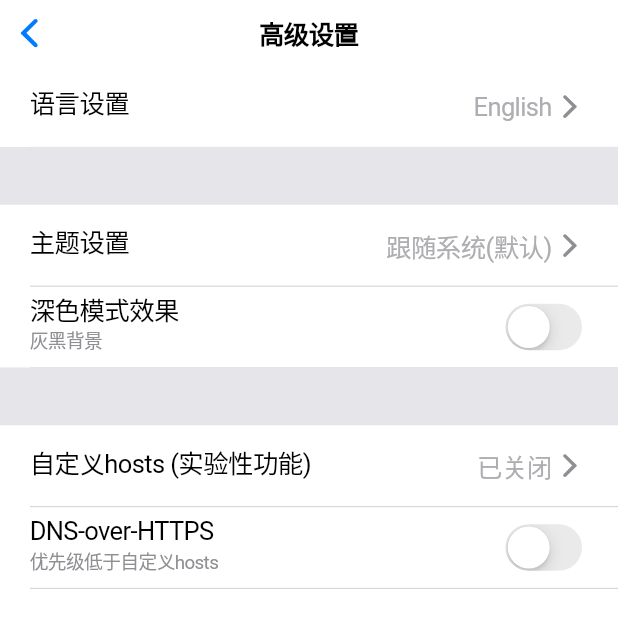
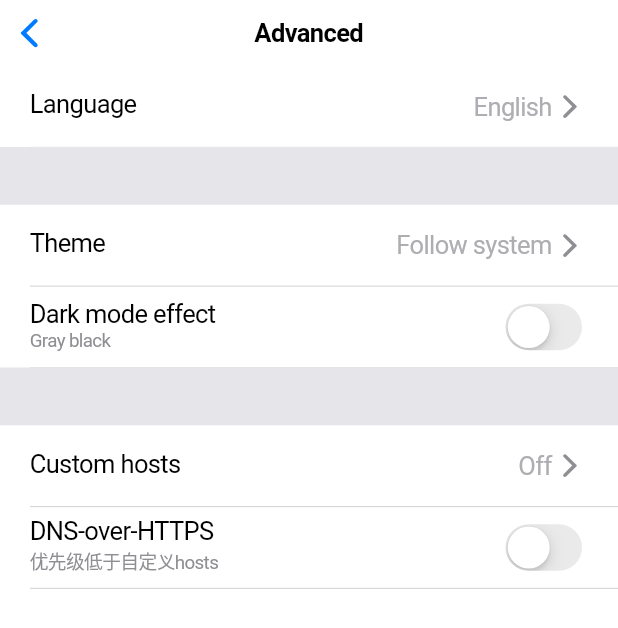
Before and after one commit to 3003h/Eros-FE, a Flutter app: the AdvancedSettingPage screen opened by its route, on a phone screen of 412 x 824 dp. Shown: the top 628 px of the screen. Run offline on Flutter 3.47's test engine with Material 2 defaults, Android fonts, the phone set to English and light mode, and no system bars; drawn by our look-alikes of oktoast; our stand-ins replace cached_network_image, cookie_jar, device_preview, dio, dio_cookie_manager, extended_image and 18 more; missing offline and left inert: dio_http_cache, dns_client, enum_to_string, flutter_vibrate, linkify, logger_flutter and 3 more; accounts and stored records are empty; generated files the repository leaves out were written again; statements that could not run were skipped.

Commit message:
更新部分翻译

```diff
--- a/lib/l10n/intl_en.arb
+++ b/lib/l10n/intl_en.arb
@@ -24,5 +24,25 @@
   "all_comment": "All Comment",
   "all_preview": "All Preview",
   "morePreviews": "More previews",
-  "noMorePreviews": "No more previews"
+  "noMorePreviews": "No more previews",
+  "eh": "E·H",
+  "download": "Download",
+  "advanced": "Advanced",
+  "about": "About",
+  "preload_image": "Preload image",
+  "language": "Language",
+  "theme": "Theme",
+  "follow_system": "Follow system",
+  "light": "Ligth",
+  "dark": "Dark",
+  "custom_hosts": "Custom hosts",
+  "cancel": "Cancel",
+  "ok": "OK",
+  "delete": "Delete",
+  "on": "On",
+  "off": "Off",
+  "dark_mode_effect": "Dark mode effect",
+  "gray_black": "Gray black",
+  "pure_black": "Pure black"
+
 }
--- a/lib/l10n/intl_zh_CN.arb
+++ b/lib/l10n/intl_zh_CN.arb
@@ -24,5 +24,24 @@
   "all_comment": "所有评论",
   "all_preview": "所有预览",
   "morePreviews": "更多预览",
-  "noMorePreviews": "无更多预览"
+  "noMorePreviews": "无更多预览",
+  "eh": "E·H",
+  "download": "下载",
+  "advanced": "高级",
+  "about": "关于",
+  "preload_image": "预载图片数量",
+  "language": "语言设置",
+  "theme": "主题",
+  "follow_system": "跟随系统",
+  "light": "浅色模式",
+  "dark": "深色模式",
+  "custom_hosts": "自定义hosts",
+  "cancel": "取消",
+  "ok": "确定",
+  "delete": "删除",
+  "on": "打开",
+  "off": "关闭",
+  "dark_mode_effect": "深色模式效果",
+  "gray_black": "灰黑",
+  "pure_black": "纯黑"
 }
--- a/lib/l10n/messages.dart
+++ /dev/null
@@ -1,63 +0,0 @@
-import 'package:get/get.dart';
-
-class Messages extends Translations {
-  @override
-  Map<String, Map<String, String>> get keys => {
-        'zh_CN': {
-          'app_title': 'FEhViewer',
-          'welcome_text': '小撸怡情~大撸伤身~强撸灰飞烟灭~~',
-          'tab_popular': '热门',
-          'tab_gallery': '画廊',
-          'tab_favorite': '收藏',
-          'tab_history': '历史',
-          'tab_setting': '设置',
-          'favcat': '收藏夹',
-          'notFav': '未收藏',
-          'all_Favorites': '所有收藏',
-          'processing': '处理中',
-          'user_login': '用户登录',
-          'pls_i_username': '请输入用户名',
-          'pls_i_passwd': '请输入密码',
-          'user_name': '用户名',
-          'passwd': '密码',
-          'login': '登录',
-          'not_login': '未登录',
-          'login_web': '通过网页登录',
-          'double_click_back': '再按一次返回退出',
-          'READ': '阅读',
-          'gallery_comments': '画廊评论',
-          'all_comment': '所有评论',
-          'all_preview': '所有预览',
-          'morePreviews': '更多预览',
-          'noMorePreviews': '无更多预览'
-        },
-        'en_US': {
-          'app_title': 'FEhViewer',
-          'welcome_text': '~oh~ oh~ oh~~~',
-          'tab_popular': 'Popular',
-          'tab_gallery': 'Gallery',
-          'tab_favorite': 'Favorites',
-          'tab_history': 'History',
-          'tab_setting': 'Settings',
-          'favcat': 'Favorites',
-          'notFav': 'Not Favorited',
-          'all_Favorites': 'All Favorites',
-          'processing': 'Processing',
-          'user_login': 'User Sign',
-          'pls_i_username': 'Please enter user name',
-          'pls_i_passwd': 'Please enter your password',
-          'user_name': 'Username',
-          'passwd': 'Password',
-          'login': 'Sign',
-          'not_login': 'Not Login',
-          'login_web': 'Sign in on the web',
-          'double_click_back': 'Press again to exit',
-          'READ': 'READ',
-          'gallery_comments': 'Gallery Comments',
-          'all_comment': 'All Comment',
-          'all_preview': 'All Preview',
-          'morePreviews': 'More previews',
-          'noMorePreviews': 'No more previews'
-        }
-      };
-}
--- a/lib/pages/setting/about_page.dart
+++ b/lib/pages/setting/about_page.dart
@@ -1,6 +1,7 @@
 import 'dart:io';
 
 import 'package:fehviewer/common/controller/ehconfig_controller.dart';
+import 'package:fehviewer/generated/l10n.dart';
 import 'package:fehviewer/pages/setting/setting_base.dart';
 import 'package:fehviewer/utils/cust_lib/flutter_egg.dart';
 import 'package:fehviewer/utils/logger.dart';
@@ -12,13 +13,11 @@ import 'package:get/get.dart';
 import 'package:url_launcher/url_launcher.dart';
 
 class AboutPage extends StatelessWidget {
-  final String _title = '关于';
-
   @override
   Widget build(BuildContext context) {
     final CupertinoPageScaffold cps = CupertinoPageScaffold(
         navigationBar: CupertinoNavigationBar(
-          middle: Text(_title),
+          middle: Text(S.of(context).about),
         ),
         child: SafeArea(
           child: ListViewAbout(),
--- a/lib/pages/setting/advanced_setting_page.dart
+++ b/lib/pages/setting/advanced_setting_page.dart
@@ -5,6 +5,7 @@ import 'package:fehviewer/common/controller/ehconfig_controller.dart';
 import 'package:fehviewer/common/controller/local_controller.dart';
 import 'package:fehviewer/common/controller/theme_controller.dart';
 import 'package:fehviewer/common/global.dart';
+import 'package:fehviewer/generated/l10n.dart';
 import 'package:fehviewer/pages/setting/custom_hosts_page.dart';
 import 'package:fehviewer/utils/logger.dart';
 import 'package:fehviewer/values/theme_colors.dart';
@@ -22,14 +23,12 @@ class AdvancedSettingPage extends StatefulWidget {
 }
 
 class AdvancedSettingPageState extends State<AdvancedSettingPage> {
-  final String _title = '高级设置';
-
   @override
   Widget build(BuildContext context) {
     final CupertinoPageScaffold cps = CupertinoPageScaffold(
         navigationBar: CupertinoNavigationBar(
           transitionBetweenRoutes: true,
-          middle: Text(_title),
+          middle: Text(S.of(context).advanced),
         ),
         child: SafeArea(
           child: ListViewAdvancedSetting(),
@@ -73,11 +72,11 @@ class ListViewAdvancedSetting extends StatelessWidget {
           ),
           _buildThemeItem(context),
           Obx(() => TextSwitchItem(
-                '深色模式效果',
+                S.of(context).dark_mode_effect,
                 intValue: ehConfigController.isPureDarkTheme.value,
                 onChanged: _handlePureDarkChanged,
-                desc: '灰黑背景',
-                descOn: '纯黑背景',
+                desc: S.of(context).gray_black,
+                descOn: S.of(context).pure_black,
               )),
           Divider(
             height: 38,
@@ -86,9 +85,10 @@ class ListViewAdvancedSetting extends StatelessWidget {
                 CupertinoColors.systemGrey5, context),
           ),
           Obx(() => SelectorSettingItem(
-                title: '自定义hosts (实验性功能)',
-                selector:
-                    dnsConfigController.enableCustomHosts.value ? '已开启' : '已关闭',
+                title: S.of(context).custom_hosts,
+                selector: dnsConfigController.enableCustomHosts.value
+                    ? S.of(context).on
+                    : S.of(context).off,
                 onTap: () {
                   Get.to(CustomHostsPage());
                 },
@@ -107,10 +107,10 @@ class ListViewAdvancedSetting extends StatelessWidget {
   /// 语言设置部件
   Widget _buildLanguageItem(BuildContext context) {
     final LocaleController localeController = Get.find();
-    const String _title = '语言设置';
+    final String _title = S.of(context).language;
 
     final Map<String, String> localeMap = <String, String>{
-      '': '系统语言(默认)',
+      '': S.of(context).follow_system,
       'zh_CN': '简体中文',
       'en_US': 'English',
     };
@@ -130,12 +130,11 @@ class ListViewAdvancedSetting extends StatelessWidget {
           context: context,
           builder: (BuildContext context) {
             final CupertinoActionSheet dialog = CupertinoActionSheet(
-              title: const Text('语言选择'),
               cancelButton: CupertinoActionSheetAction(
                   onPressed: () {
                     Get.back();
                   },
-                  child: const Text('取消')),
+                  child: Text(S.of(context).cancel)),
               actions: <Widget>[
                 ..._getLocaleList(context),
               ],
@@ -160,13 +159,13 @@ class ListViewAdvancedSetting extends StatelessWidget {
 
   /// 主题设置部件
   Widget _buildThemeItem(BuildContext context) {
-    const String _title = '主题设置';
+    final String _title = S.of(context).theme;
     final ThemeController themeController = Get.find();
 
     final Map<ThemesModeEnum, String> themeMap = <ThemesModeEnum, String>{
-      ThemesModeEnum.system: '跟随系统(默认)',
-      ThemesModeEnum.ligthMode: '浅色模式',
-      ThemesModeEnum.darkMode: '深色模式',
+      ThemesModeEnum.system: S.of(context).follow_system,
+      ThemesModeEnum.ligthMode: S.of(context).light,
+      ThemesModeEnum.darkMode: S.of(context).dark,
     };
 
     List<Widget> _getThemeList(BuildContext context) {
@@ -184,12 +183,11 @@ class ListViewAdvancedSetting extends StatelessWidget {
           context: context,
           builder: (BuildContext context) {
             final CupertinoActionSheet dialog = CupertinoActionSheet(
-              title: const Text('主题选择'),
               cancelButton: CupertinoActionSheetAction(
                   onPressed: () {
                     Get.back();
                   },
-                  child: const Text('取消')),
+                  child: Text(S.of(context).cancel)),
               actions: <Widget>[
                 ..._getThemeList(context),
               ],
--- a/lib/pages/setting/custom_hosts_page.dart
+++ b/lib/pages/setting/custom_hosts_page.dart
@@ -2,6 +2,7 @@ import 'dart:io';
 
 import 'package:fehviewer/common/controller/dnsconfig_controller.dart';
 import 'package:fehviewer/common/global.dart';
+import 'package:fehviewer/generated/l10n.dart';
 import 'package:fehviewer/models/dnsCache.dart';
 import 'package:fehviewer/pages/setting/setting_base.dart';
 import 'package:flutter/cupertino.dart';
@@ -11,10 +12,9 @@ import 'package:font_awesome_flutter/font_awesome_flutter.dart';
 import 'package:get/get.dart';
 
 class CustomHostsPage extends StatelessWidget {
-  final String _title = '自定义hosts';
-
   @override
   Widget build(BuildContext context) {
+    final String _title = S.of(context).custom_hosts;
     final DnsConfigController dnsConfigController = Get.find();
 
     void _handleEnableCustomHostDarkChanged(bool value) {
@@ -43,8 +43,6 @@ class CustomHostsPage extends StatelessWidget {
                     _title,
                     intValue: dnsConfigController.enableCustomHosts.value,
                     onChanged: _handleEnableCustomHostDarkChanged,
-                    // desc: '已关闭',
-                    // descOn: '已开启',
                   )),
               Divider(
                 height: 38,
@@ -89,7 +87,7 @@ class CustomHostsListView extends StatelessWidget {
                 actionExtentRatio: 0.25,
                 secondaryActions: <Widget>[
                   IconSlideAction(
-                    caption: '删除',
+                    caption: S.of(context).delete,
                     color: CupertinoDynamicColor.resolve(
                         CupertinoColors.systemRed, context),
                     icon: Icons.delete,
--- a/lib/pages/setting/download_setting_page.dart
+++ b/lib/pages/setting/download_setting_page.dart
@@ -1,17 +1,17 @@
 import 'package:fehviewer/common/controller/ehconfig_controller.dart';
+import 'package:fehviewer/generated/l10n.dart';
 import 'package:fehviewer/pages/setting/setting_base.dart';
 import 'package:fehviewer/values/const.dart';
 import 'package:flutter/cupertino.dart';
 import 'package:get/get.dart';
 
 class DownloadSettingPage extends StatelessWidget {
-  final String _title = '下载设置';
   @override
   Widget build(BuildContext context) {
     final CupertinoPageScaffold cps = CupertinoPageScaffold(
         navigationBar: CupertinoNavigationBar(
           transitionBetweenRoutes: true,
-          middle: Text(_title),
+          middle: Text(S.of(context).download),
         ),
         child: SafeArea(
           child: ListViewDownloadSetting(),
@@ -38,7 +38,7 @@ class ListViewDownloadSetting extends StatelessWidget {
 
 /// 预载图片数量
 Widget _buildPreloadImageItem(BuildContext context) {
-  const String _title = '预载图片数量';
+  String _title = S.of(context).preload_image;
   final EhConfigController ehConfigController = Get.find();
 
   List<Widget> _getModeList(BuildContext context) {
--- a/lib/pages/setting/eh_setting_page.dart
+++ b/lib/pages/setting/eh_setting_page.dart
@@ -3,6 +3,7 @@ import 'package:fehviewer/common/controller/ehconfig_controller.dart';
 import 'package:fehviewer/common/controller/user_controller.dart';
 import 'package:fehviewer/common/global.dart';
 import 'package:fehviewer/common/tag_database.dart';
+import 'package:fehviewer/generated/l10n.dart';
 import 'package:fehviewer/pages/login/web_mysetting.dart';
 import 'package:fehviewer/utils/logger.dart';
 import 'package:fehviewer/values/const.dart';
@@ -18,8 +19,6 @@ class EhSettingPage extends StatefulWidget {
 }
 
 class _EhSettingPage extends State<EhSettingPage> {
-  final String _title = 'EH设置';
-
   Future<bool> _getDelayed() async {
     final int _delayed = (Global.isFirstReOpenEhSetting ?? true) ? 0 : 0;
     // logger.v('$_delayed');
@@ -32,7 +31,7 @@ class _EhSettingPage extends State<EhSettingPage> {
   Widget build(BuildContext context) {
     final CupertinoPageScaffold cps = CupertinoPageScaffold(
         navigationBar: CupertinoNavigationBar(
-          middle: Text(_title),
+          middle: Text(S.of(context).eh),
         ),
         child: SafeArea(
           child: FutureBuilder<bool>(
--- a/lib/pages/setting/setting_base.dart
+++ b/lib/pages/setting/setting_base.dart
@@ -74,7 +74,7 @@ class _SelectorSettingItemState extends State<SelectorSettingItem> {
       onTap: widget.onTap,
       onTapDown: (_) => _updatePressedColor(),
       onTapUp: (_) {
-        Future.delayed(const Duration(milliseconds: 100), () {
+        Future.delayed(const Duration(milliseconds: 80), () {
           _updateNormalColor();
         });
       },
--- a/lib/pages/setting/view_setting_page.dart
+++ b/lib/pages/setting/view_setting_page.dart
@@ -1,6 +1,7 @@
 import 'package:enum_to_string/enum_to_string.dart';
 import 'package:fehviewer/common/controller/ehconfig_controller.dart';
 import 'package:fehviewer/common/global.dart';
+import 'package:fehviewer/generated/l10n.dart';
 import 'package:fehviewer/pages/setting/setting_base.dart';
 import 'package:fehviewer/utils/logger.dart';
 import 'package:fehviewer/values/const.dart';
@@ -74,7 +75,7 @@ Widget _buildViewModeItem(BuildContext context) {
                 onPressed: () {
                   Get.back();
                 },
-                child: const Text('取消')),
+                child: Text(S.of(context).cancel)),
             actions: <Widget>[
               ..._getModeList(),
             ],
--- a/lib/pages/tab/view/setting_page.dart
+++ b/lib/pages/tab/view/setting_page.dart
@@ -12,6 +12,7 @@ class SettingTab extends GetView<SettingViewController> {
 
   @override
   Widget build(BuildContext context) {
+    controller.initData(context);
     final String _title = S.of(context).tab_setting;
     return CupertinoPageScaffold(
       child: CustomScrollView(
```
Also changed, not shown: lib/pages/item/user_item.dart (+6 -7 lines), lib/pages/login/login_cookie_page.dart (+3 -4 lines), lib/pages/tab/controller/setting_controller.dart (+9 -7 lines), lib/generated/intl/messages_en.dart, lib/generated/intl/messages_zh_CN.dart, lib/generated/l10n.dart.
